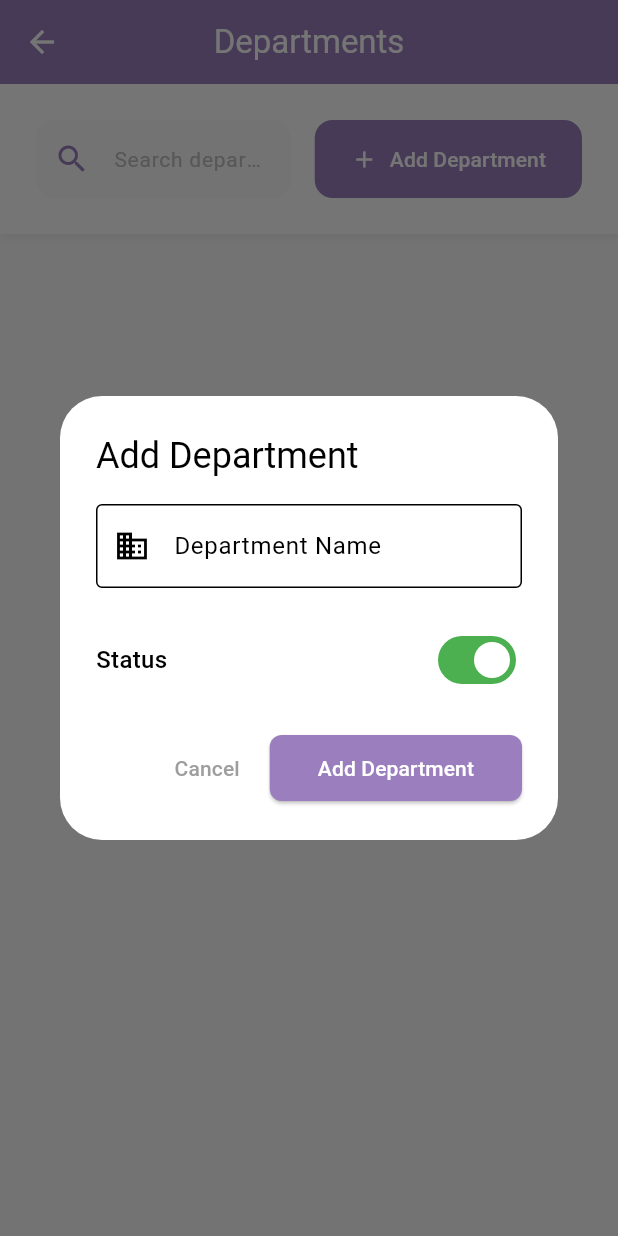
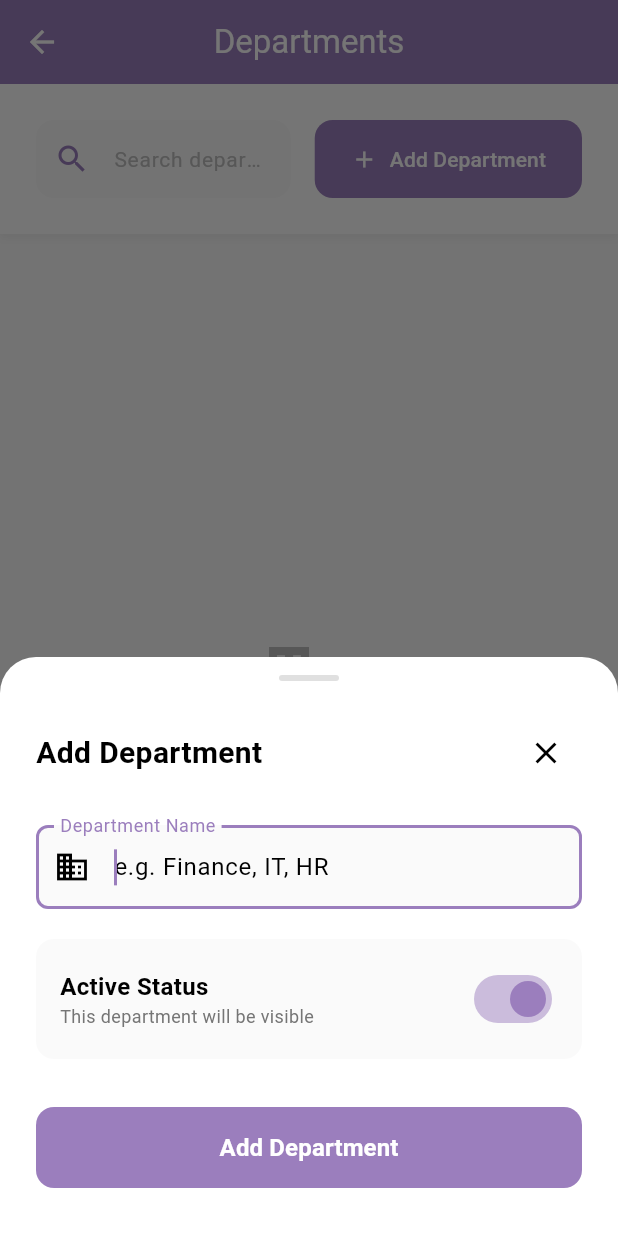
Before and after one commit to allygitrepo/Sihft_Ledger, a Flutter app: the DepartmentsScreen screen opened by its route, after a tap on "Add Department", on a phone screen of 412 x 824 dp. Run offline on Flutter 3.47's test engine with Material 3 defaults, Android fonts, the phone set to English and light mode, and no system bars; our stand-ins replace csv, file_picker, flutter_riverpod, fluttertoast, riverpod, shared_preferences; missing offline and left inert: file_saver; accounts and stored records are empty.

Commit message:
Update the creation of department with bottom sheet.

```diff
--- a/shiftledger/lib/screens/departments_screen.dart
+++ b/shiftledger/lib/screens/departments_screen.dart
@@ -132,7 +132,7 @@ class _DepartmentsScreenState extends ConsumerState<DepartmentsScreen> {
           ),
           const SizedBox(width: 16),
           ElevatedButton.icon(
-            onPressed: () => _showDepartmentDialog(context),
+            onPressed: () => _showDepartmentBottomSheet(context),
             icon: const Icon(Icons.add),
             label: const Text('Add Department'),
             style: ElevatedButton.styleFrom(
@@ -201,7 +201,8 @@ class _DepartmentsScreenState extends ConsumerState<DepartmentsScreen> {
                 'Created: ${DateFormat('dd MMM yyyy').format(dept.createdAt)}',
               ),
               trailing: _buildStatusBadge(dept.status),
-              onTap: () => _showDepartmentDialog(context, department: dept),
+              onTap: () =>
+                  _showDepartmentBottomSheet(context, department: dept),
             ),
           );
         },
@@ -301,7 +302,7 @@ class _DepartmentsScreenState extends ConsumerState<DepartmentsScreen> {
                                   color: Colors.blue,
                                 ),
                                 tooltip: 'Edit',
-                                onPressed: () => _showDepartmentDialog(
+                                onPressed: () => _showDepartmentBottomSheet(
                                   context,
                                   department: dept,
                                 ),
@@ -373,7 +374,7 @@ class _DepartmentsScreenState extends ConsumerState<DepartmentsScreen> {
     );
   }
 
-  Future<void> _showDepartmentDialog(
+  Future<void> _showDepartmentBottomSheet(
     BuildContext context, {
     DepartmentModel? department,
   }) async {
@@ -383,67 +384,131 @@ class _DepartmentsScreenState extends ConsumerState<DepartmentsScreen> {
     );
     bool status = department?.status ?? true;
 
-    await showDialog(
+    await showModalBottomSheet(
       context: context,
+      isScrollControlled: true,
+      backgroundColor: Colors.transparent,
       builder: (context) {
         return StatefulBuilder(
-          builder: (context, setState) {
-            return AlertDialog(
-              title: Text(isEditing ? 'Edit Department' : 'Add Department'),
-              content: SizedBox(
-                width: 400,
+          builder: (context, setSheetState) {
+            return Padding(
+              padding: EdgeInsets.only(
+                bottom: MediaQuery.of(context).viewInsets.bottom,
+              ),
+              child: Container(
+                decoration: BoxDecoration(
+                  color: Theme.of(context).cardColor,
+                  borderRadius: const BorderRadius.vertical(
+                    top: Radius.circular(24),
+                  ),
+                ),
+                padding: const EdgeInsets.fromLTRB(24, 12, 24, 32),
                 child: Column(
                   mainAxisSize: MainAxisSize.min,
                   children: [
-                    TextField(
-                      controller: nameController,
-                      decoration: const InputDecoration(
-                        labelText: 'Department Name',
-                        border: OutlineInputBorder(),
-                        prefixIcon: Icon(Icons.business),
+                    // Handle bar
+                    Container(
+                      width: 40,
+                      height: 4,
+                      margin: const EdgeInsets.only(bottom: 24),
+                      decoration: BoxDecoration(
+                        color: Colors.grey[300],
+                        borderRadius: BorderRadius.circular(2),
                       ),
                     ),
-                    const SizedBox(height: 24),
                     Row(
                       mainAxisAlignment: MainAxisAlignment.spaceBetween,
                       children: [
+                        Text(
+                          isEditing ? 'Edit Department' : 'Add Department',
+                          style: const TextStyle(
+                            fontSize: 20,
+                            fontWeight: FontWeight.bold,
+                          ),
+                        ),
+                        IconButton(
+                          onPressed: () => Navigator.pop(context),
+                          icon: const Icon(Icons.close),
+                        ),
+                      ],
+                    ),
+                    const SizedBox(height: 24),
+                    TextField(
+                      controller: nameController,
+                      decoration: InputDecoration(
+                        labelText: 'Department Name',
+                        hintText: 'e.g. Finance, IT, HR',
+                        border: OutlineInputBorder(
+                          borderRadius: BorderRadius.circular(12),
+                        ),
+                        prefixIcon: const Icon(Icons.business_outlined),
+                        filled: true,
+                        fillColor: Colors.grey.withValues(alpha: 0.05),
+                      ),
+                      autofocus: true,
+                    ),
+                    const SizedBox(height: 20),
+                    Container(
+                      padding: const EdgeInsets.all(16),
+                      decoration: BoxDecoration(
+                        color: Colors.grey.withValues(alpha: 0.05),
+                        borderRadius: BorderRadius.circular(12),
+                      ),
+                      child: Row(
+                        mainAxisAlignment: MainAxisAlignment.spaceBetween,
+                        children: [
+                          Column(
+                            crossAxisAlignment: CrossAxisAlignment.start,
+                            children: [
                               const Text(
-                          'Status',
+                                'Active Status',
                                 style: TextStyle(
                                   fontSize: 16,
-                            fontWeight: FontWeight.w500,
+                                  fontWeight: FontWeight.w600,
                                 ),
+                              ),
+                              Text(
+                                status
+                                    ? 'This department will be visible'
+                                    : 'This department will be hidden',
+                                style: TextStyle(
+                                  fontSize: 12,
+                                  color: Colors.grey[600],
+                                ),
+                              ),
+                            ],
                           ),
                           Switch(
                             value: status,
                             onChanged: (value) {
-                            setState(() {
+                              setSheetState(() {
                                 status = value;
                               });
                             },
-                          activeTrackColor: Colors.green,
+                            activeTrackColor: AppColors.primary.withValues(
+                              alpha: 0.5,
                             ),
-                      ],
+                            activeColor: AppColors.primary,
                           ),
                         ],
                       ),
                     ),
-              actions: [
-                TextButton(
-                  onPressed: () => Navigator.pop(context),
-                  child: const Text(
-                    'Cancel',
-                    style: TextStyle(color: Colors.grey),
-                  ),
-                ),
-                ElevatedButton(
+                    const SizedBox(height: 32),
+                    SizedBox(
+                      width: double.infinity,
+                      height: 54,
+                      child: ElevatedButton(
                         onPressed: () async {
                           if (nameController.text.trim().isEmpty) {
-                      ToastHelper.error('Department name cannot be empty');
+                            ToastHelper.error(
+                              'Department name cannot be empty',
+                            );
                             return;
                           }
 
-                    final notifier = ref.read(departmentProvider.notifier);
+                          final notifier = ref.read(
+                            departmentProvider.notifier,
+                          );
                           bool success;
 
                           if (isEditing) {
@@ -462,7 +527,9 @@ class _DepartmentsScreenState extends ConsumerState<DepartmentsScreen> {
                           if (context.mounted) {
                             if (success) {
                               ToastHelper.success(
-                          isEditing ? 'Department updated' : 'Department added',
+                                isEditing
+                                    ? 'Department updated'
+                                    : 'Department added',
                               );
                               Navigator.pop(context);
                             } else {
@@ -476,10 +543,23 @@ class _DepartmentsScreenState extends ConsumerState<DepartmentsScreen> {
                         style: ElevatedButton.styleFrom(
                           backgroundColor: AppColors.primary,
                           foregroundColor: Colors.white,
+                          elevation: 0,
+                          shape: RoundedRectangleBorder(
+                            borderRadius: BorderRadius.circular(12),
                           ),
-                  child: Text(isEditing ? 'Save Changes' : 'Add Department'),
+                        ),
+                        child: Text(
+                          isEditing ? 'Save Changes' : 'Add Department',
+                          style: const TextStyle(
+                            fontSize: 16,
+                            fontWeight: FontWeight.bold,
+                          ),
+                        ),
+                      ),
                     ),
                   ],
+                ),
+              ),
             );
           },
         );
```
Lines whose indentation alone changed are shown as unchanged.
